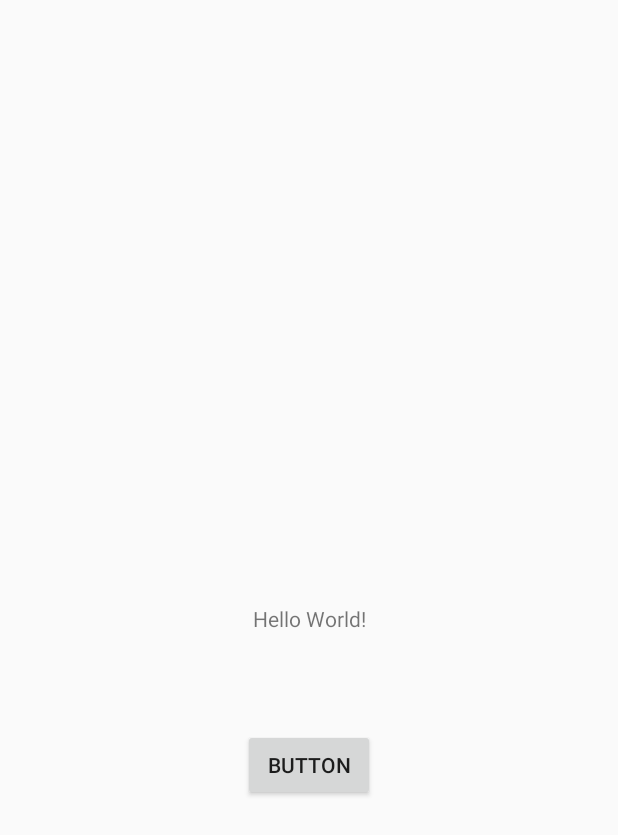
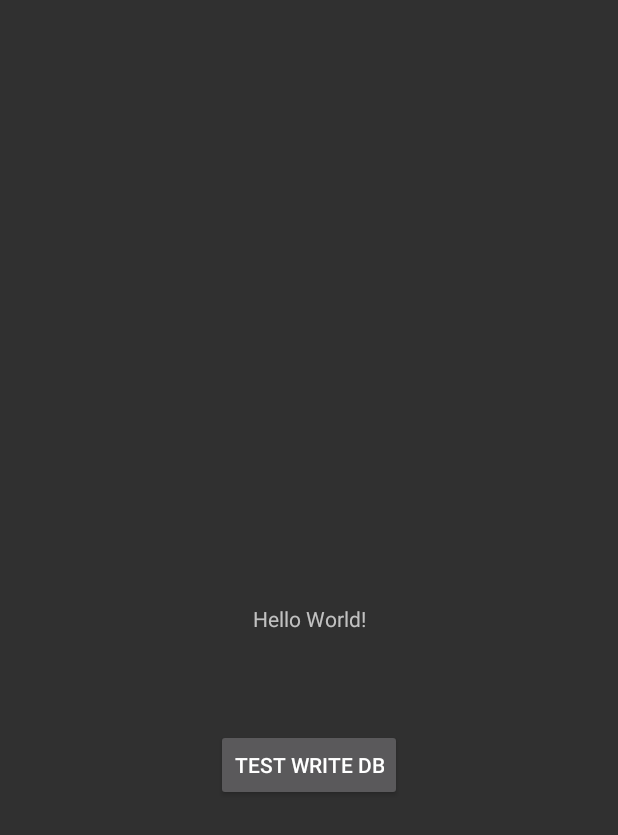
Before and after one commit to negoxp/Restaurant, an Android app: the layout activity_main.xml on its own in the app's theme, with its tools: preview values and no code run, on a phone screen of 412 x 824 dp. Shown: the top 835 px of the screen. Run offline under Robolectric (Android 15) with nearby library versions, the phone set to English and light mode, and no system bars.

Commit message:
layout chnages

```diff
--- a/app/src/main/java/com/example/jorgeflores/restaurant/LoginActivity.java
+++ b/app/src/main/java/com/example/jorgeflores/restaurant/LoginActivity.java
@@ -32,12 +32,14 @@ public class LoginActivity extends AppCompatActivity {
         //Get Firebase auth instance
         auth = FirebaseAuth.getInstance();
 
+        /*
         if (auth.getCurrentUser() != null) {
             Toast.makeText(getApplicationContext(), "Enter: " + auth.getCurrentUser().getDisplayName() , Toast.LENGTH_SHORT).show();
             startActivity(new Intent(LoginActivity.this, MainActivity.class));
 
             finish();
         }
+        */
 
         // set the view now
         setContentView(R.layout.activity_login);
--- a/app/src/main/res/layout/activity_main.xml
+++ b/app/src/main/res/layout/activity_main.xml
@@ -23,7 +23,7 @@
         android:layout_marginBottom="8dp"
         android:layout_marginEnd="8dp"
         android:layout_marginStart="8dp"
-        android:text="Button"
+        android:text="Test write db"
         app:layout_constraintBottom_toBottomOf="parent"
         app:layout_constraintEnd_toEndOf="parent"
         app:layout_constraintStart_toStartOf="parent"
--- a/app/src/main/res/values/colors.xml
+++ b/app/src/main/res/values/colors.xml
@@ -1,13 +1,15 @@
 <?xml version="1.0" encoding="utf-8"?>
 <resources>
-    <color name="colorPrimary">#00bcd4</color>
-    <color name="colorPrimaryDark">#0097a7</color>
-    <color name="colorAccent">#f2fe71</color>
+    <color name="colorPrimary">#efede5</color>
+    <color name="colorPrimaryDark">#008ebd</color>
+    <color name="colorAccent">#008ebd</color>
 
     <color name="bg_login">#26ae90</color>
     <color name="bg_register">#2e3237</color>
     <color name="bg_main">#428bca</color>
-    <color name="white">#ffffff</color>
+    <color name="white">#2b7c97</color>
+    <color name="inputs">#2b7c97</color>
+    <color name="inputs_hits">#86c0d4</color>
     <color name="input_login">#222222</color>
     <color name="input_login_hint">#999999</color>
     <color name="input_register">#888888</color>
--- a/app/src/main/res/values/dimens.xml
+++ b/app/src/main/res/values/dimens.xml
@@ -4,5 +4,5 @@
     <dimen name="activity_horizontal_margin">16dp</dimen>
     <dimen name="activity_vertical_margin">16dp</dimen>
     <dimen name="fab_margin">16dp</dimen>
-    <dimen name="logo_w_h">100dp</dimen>
+    <dimen name="logo_w_h">200dp</dimen>
 </resources>
--- a/app/src/main/res/values/styles.xml
+++ b/app/src/main/res/values/styles.xml
@@ -1,7 +1,7 @@
 <resources>
 
     <!-- Base application theme. -->
-    <style name="AppTheme" parent="Theme.AppCompat.Light.DarkActionBar">
+    <style name="AppTheme" parent="Theme.AppCompat.NoActionBar">
         <!-- Customize your theme here. -->
         <item name="colorPrimary">@color/colorPrimary</item>
         <item name="colorPrimaryDark">@color/colorPrimaryDark</item>
```
Also changed, not shown: app/src/main/res/layout/activity_login.xml (+5 -5 lines), app/src/main/res/layout/activity_signup.xml (+6 -4 lines), app/src/main/res/values/strings.xml (+5 -2 lines).
